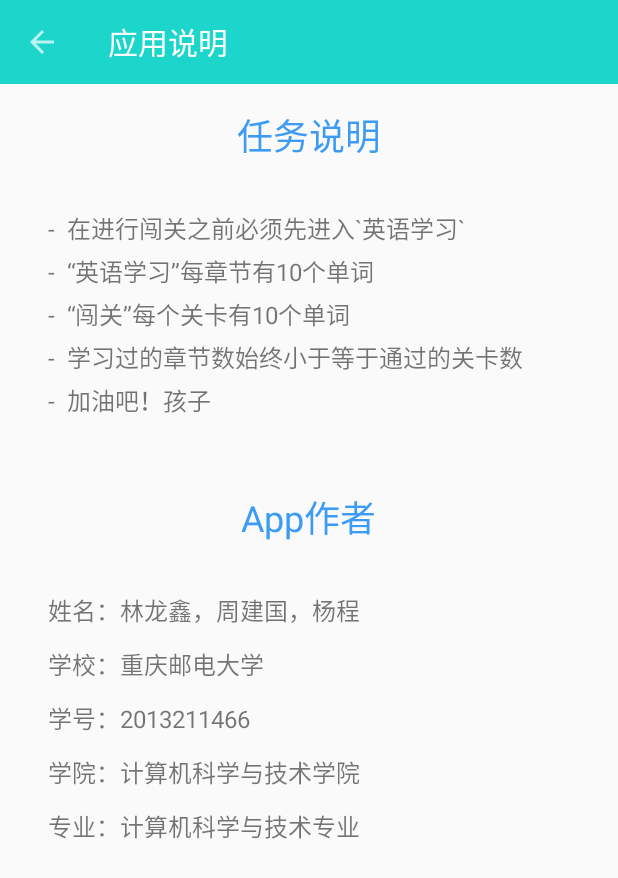
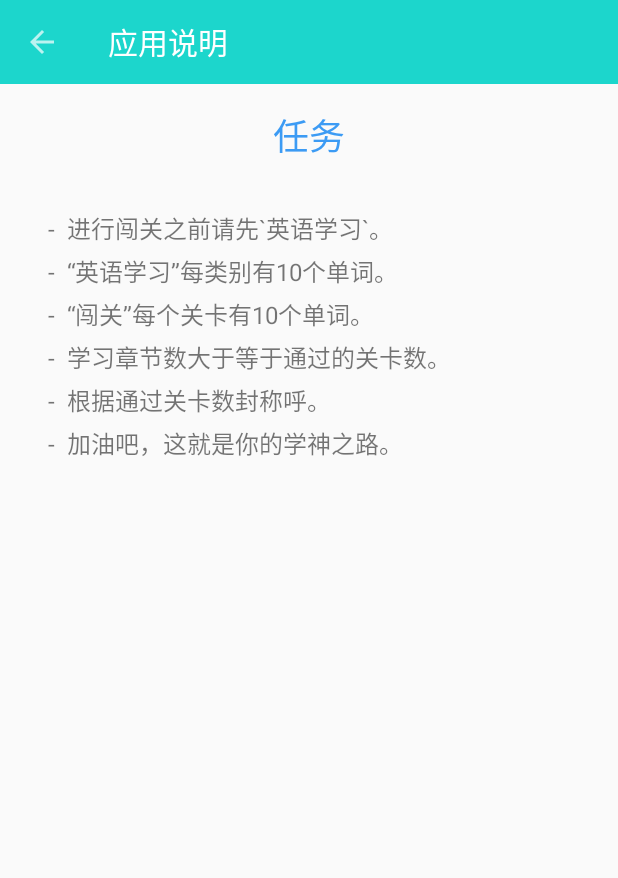
Before and after one commit to llxdaxia/Task-Graduation-EnglishGame, an Android app: the ExplainActivity screen opened directly, with no data from a screen before it, on a phone screen of 412 x 824 dp. Shown: the top 878 px of the screen. Run offline under Robolectric (Android 15) with nearby library versions, the phone set to English and light mode, and no system bars; libraries missing offline, so code that uses them is left out: cn.alien95.util.

Commit message:
add function

```diff
--- a/app/src/main/java/cn/zhu/cainiao/app/App.java
+++ b/app/src/main/java/cn/zhu/cainiao/app/App.java
@@ -24,7 +24,7 @@ public class App extends Application {
         }
 
         //7914417338839ca7521908cfecd1851c
-        Bmob.initialize(this, "e5c63b8c7989f5b438b72d645ff3aa60");
+        Bmob.initialize(this, "7914417338839ca7521908cfecd1851c");
 
     }
 }
--- a/app/src/main/java/cn/zhu/cainiao/module/points/CheckpointsActivity.java
+++ b/app/src/main/java/cn/zhu/cainiao/module/points/CheckpointsActivity.java
@@ -54,7 +54,7 @@ public class CheckpointsActivity extends BaseActivity {
         isUpdateLevel = getIntent().getBooleanExtra(Config.IS_UPDATE_LEVEL, false);
         backgroundRes = new int[]{R.drawable.random_one, R.drawable.random_two, R.drawable.random_three, R.drawable.random_four};
         setOptionBackground();  //设置选项的背景
-        setTitle("第" + currentLevelNum + "关");
+        setTitle(Config.SUBHEAD_TITLE[currentLevelNum - 1]);
 
         WordModel.getInstance().getAllWordData(new FindListener<Word>() {
             @Override
--- a/app/src/main/java/cn/zhu/cainiao/module/study/StudyActivity.java
+++ b/app/src/main/java/cn/zhu/cainiao/module/study/StudyActivity.java
@@ -54,13 +54,13 @@ public class StudyActivity extends BaseActivity {
         english = (TextView) findViewById(R.id.english);
         pronunciation = (ImageView) findViewById(R.id.pronunciation);
         phoneticSymbol = (TextView) findViewById(R.id.phoneticSymbol);
-        image = (HttpImageView) findViewById(R.id.word_image);
+        image = (HttpImageView) findViewById(R.id.image);
         next = (TextView) findViewById(R.id.next);
 
         currentStudyLevelNum = getIntent().getIntExtra(Config.POSITION, -1);
         isUpdateLevel = getIntent().getBooleanExtra(Config.IS_UPDATE_LEVEL, false);
 
-        setTitle("第" + currentStudyLevelNum + "章节");
+        setTitle(Config.SUBHEAD_TITLE[currentStudyLevelNum - 1]);
 
         textToSpeech = new TextToSpeech(this, new TextToSpeech.OnInitListener() {
             @Override
--- a/app/src/main/java/cn/zhu/cainiao/module/user/ExplainActivity.java
+++ b/app/src/main/java/cn/zhu/cainiao/module/user/ExplainActivity.java
@@ -9,7 +9,6 @@ import cn.zhu.cainiao.app.BaseActivity;
 public class ExplainActivity extends BaseActivity {
 
     TextView content;
-    TextView author;
 
     @Override
     protected void onCreate(Bundle savedInstanceState) {
@@ -18,19 +17,14 @@ public class ExplainActivity extends BaseActivity {
         setToolbarIsBack(true);
 
         content = (TextView) findViewById(R.id.content);
-        author = (TextView) findViewById(R.id.author);
 
-        content.setText("-  在进行闯关之前必须先进入`英语学习`\n" +
-                "-  “英语学习”每章节有10个单词\n" +
-                "-  “闯关”每个关卡有10个单词\n" +
-                "-  学习过的章节数始终小于等于通过的关卡数\n" +
-                "-  加油吧！孩子");
+        content.setText(
+                "-  进行闯关之前请先`英语学习`。\n" +
+                        "-  “英语学习”每类别有10个单词。\n" +
+                        "-  “闯关”每个关卡有10个单词。\n" +
+                        "-  学习章节数大于等于通过的关卡数。\n" +
+                        "-  根据通过关卡数封称呼。\n" +
+                        "-  加油吧，这就是你的学神之路。");
 
-        author.setText("姓名：林龙鑫，周建国，杨程\n" +
-                "学校：重庆邮电大学\n" +
-                "学号：2013211466\n" +
-
-                "学院：计算机科学与技术学院\n" +
-                "专业：计算机科学与技术专业\n");
     }
 }
--- a/app/src/main/res/layout/item_star.xml
+++ b/app/src/main/res/layout/item_star.xml
@@ -15,7 +15,7 @@
     <TextView android:id="@+id/level_num"
         android:layout_width="wrap_content"
         android:layout_height="wrap_content"
-        android:textSize="16sp"
+        android:textSize="10sp"
         tools:text="3"/>
 
 </LinearLayout>
--- a/app/src/main/res/layout/launcher_activity.xml
+++ b/app/src/main/res/layout/launcher_activity.xml
@@ -3,4 +3,4 @@
     android:layout_width="match_parent"
     android:layout_height="match_parent"
     android:scaleType="centerCrop"
-    android:src="@drawable/ic_launcher"/>
+    android:src="@drawable/launcher"/>
--- a/app/src/main/res/layout/user_activity_explain.xml
+++ b/app/src/main/res/layout/user_activity_explain.xml
@@ -7,21 +7,13 @@
 
     <include layout="@layout/include_toolbar" />
 
-    <ScrollView
-        android:layout_width="match_parent"
-        android:layout_height="match_parent">
-
-        <LinearLayout
-            android:layout_width="match_parent"
-            android:layout_height="wrap_content"
-            android:orientation="vertical">
 
     <TextView
         android:layout_width="wrap_content"
         android:layout_height="wrap_content"
         android:layout_gravity="center_horizontal"
         android:layout_marginTop="16dp"
-                android:text="任务说明"
+        android:text="任务"
         android:textColor="@color/blue"
         android:textSize="24sp" />
 
@@ -34,29 +26,5 @@
         android:textSize="16sp"
         tools:text="即将到来的517电信日，原本按照业内预期，首批获得虚拟运营试点牌照的虚拟运营商有望迎来正式牌照。但试运行期间电信诈骗扎堆使用虚拟号段的情况，导致工信部针对这一现象进行专项治理，也让这一预期出现了较大变数.." />
 
-            <TextView
-                android:layout_width="wrap_content"
-                android:layout_height="wrap_content"
-                android:layout_gravity="center_horizontal"
-                android:layout_marginTop="16dp"
-                android:text="App作者"
-                android:textColor="@color/blue"
-                android:textSize="24sp" />
-
-            <TextView
-                android:id="@+id/author"
-                android:layout_width="wrap_content"
-                android:layout_height="wrap_content"
-                android:layout_marginLeft="32dp"
-                android:layout_marginTop="32dp"
-                android:layout_marginRight="32dp"
-                android:layout_marginBottom="16dp"
-                android:lineSpacingMultiplier="1.5"
-                android:textSize="16sp"
-                tools:text="即将到来的517电信日，原本按照业内预期，首批获得虚拟运营试点牌照的虚拟运营商有望迎来正式牌照。但" />
 
 </LinearLayout>
-
-    </ScrollView>
-
-</LinearLayout>
--- a/app/src/main/res/layout/user_activity_set.xml
+++ b/app/src/main/res/layout/user_activity_set.xml
@@ -37,7 +37,7 @@
             android:textSize="18sp"
             tools:text="学习章节数：5" />
 
-        <TextView
+        <TextView android:id="@+id/designation"
             android:layout_width="wrap_content"
             android:layout_height="wrap_content"
             android:layout_marginTop="24dp"
--- a/app/src/main/res/values/strings.xml
+++ b/app/src/main/res/values/strings.xml
@@ -1,3 +1,3 @@
 <resources>
-    <string name="app_name">小神童</string>
+    <string name="app_name">学神之路</string>
 </resources>
```
Also changed, not shown: app/src/main/java/cn/zhu/cainiao/config/Config.java (+8 -0 lines), app/src/main/java/cn/zhu/cainiao/module/adaper/StarAdapter.java (+4 -9 lines), app/src/main/java/cn/zhu/cainiao/module/user/SetActivity.java (+7 -4 lines), app/src/main/res/drawable/ic_launcher.png (deleted), app/src/main/res/drawable/launcher.png (added), 1 other file. Lines whose indentation alone changed are shown as unchanged.
